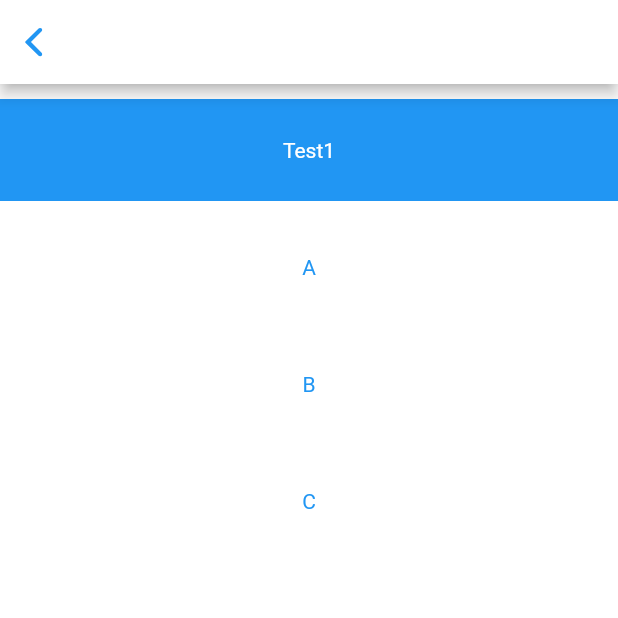
After one commit to ChepChanSeyha/prune_app, a Flutter app: the ViewScreen screen opened directly, after a tap on "TEST", on a phone screen of 412 x 824 dp, the top half of it. The commit adds this screen. Run offline on Flutter 3.47's test engine with Material 2 defaults, Android fonts, the phone set to English and light mode, and no system bars; our stand-ins replace charts_flutter, cloud_firestore, firebase_auth, flutter_spinkit, splashscreen, youtube_player_flutter; accounts and stored records are empty.

Commit message:
add test screen

```diff
--- /dev/null
+++ b/mobile_app/lib/screens/home/test.dart
@@ -0,0 +1,57 @@
+import 'package:flutter/material.dart';
+import 'package:flutter/cupertino.dart';
+
+class TestScreen extends StatefulWidget {
+  @override
+  _TestScreenState createState() => _TestScreenState();
+}
+class _TestScreenState extends State<TestScreen> {
+  @override
+  Widget build(BuildContext context) {
+    return Scaffold(
+      backgroundColor: Colors.white,
+      appBar: AppBar(
+        backgroundColor: Colors.white,
+       leading: CupertinoNavigationBarBackButton(
+          onPressed: () => Navigator.pop(context),
+         ),
+      ),
+      body: ListView(
+        children: <Widget>[
+          SizedBox(height: 10,),
+          Container(
+            height: 68,
+            color: Colors.blue,
+            child: Center(
+              child: Text('Test1',style:TextStyle(color: Colors.white) ,),
+            ),
+          ),
+          SizedBox(height: 10,),
+          Container(
+            height: 68,
+            color: Colors.white,
+            child: Center(
+              child: Text('A',style:TextStyle(color: Colors.blue)),
+            ),
+          ),
+          SizedBox(height: 10,),
+          Container(
+            height: 68,
+            color: Colors.white,
+            child: Center(
+              child: Text('B',style:TextStyle(color: Colors.blue)),
+            ),
+          ),
+          SizedBox(height: 10,),
+          Container(
+            height: 68,
+            color: Colors.white,
+            child: Center(
+              child: Text('C',style:TextStyle(color: Colors.blue)),
+            ),
+          ),
+        ],
+      ),
+    );
+  }
+}
--- a/mobile_app/lib/screens/home/view.dart
+++ b/mobile_app/lib/screens/home/view.dart
@@ -1,5 +1,6 @@
 import 'package:flutter/material.dart';
 import 'package:flutter/cupertino.dart';
+import 'package:prune_app/screens/home/test.dart';
 import 'package:youtube_player_flutter/youtube_player_flutter.dart';
 
 class ViewScreen extends StatefulWidget {
@@ -99,7 +100,11 @@ class _ViewScreenState extends State<ViewScreen> {
                   buttonColor: Colors.red,
                   child: RaisedButton(
                       onPressed: () {
-                      createDialog(context);
+                          Navigator.push(
+                              context,
+                              CupertinoPageRoute(builder: (context) => TestScreen()
+                              )
+                          );
                       },
                       child: Text("TEST",style: TextStyle(
                         fontWeight: FontWeight.bold,
--- a/mobile_app/lib/screens/home/viewlist.dart
+++ b/mobile_app/lib/screens/home/viewlist.dart
@@ -1,5 +1,6 @@
 import 'package:flutter/cupertino.dart';
 import 'package:flutter/material.dart';
+import 'package:prune_app/screens/home/test.dart';
 import 'package:prune_app/screens/home/view.dart';
 import 'package:youtube_player_flutter/youtube_player_flutter.dart';
 
@@ -36,6 +37,7 @@ class _ViewListScreenState extends State<ViewListScreen> {
         child: ListView(
           shrinkWrap: true,
           children: <Widget>[
+            ItemListView(_controller, context),
             ItemListView(_controller, context),
           ],
         ),
@@ -128,7 +130,13 @@ Widget ItemListView (_controller, BuildContext context) {
           height: 50.0,
           buttonColor: Colors.red,
           child: RaisedButton(
-            onPressed: () {},
+            onPressed: () {
+              Navigator.push(
+                  context,
+                  CupertinoPageRoute(builder: (context) => TestScreen()
+                  )
+              );
+            },
             child: Text("TEST",style: TextStyle(
               fontWeight: FontWeight.bold,
               color: Colors.white,
```
